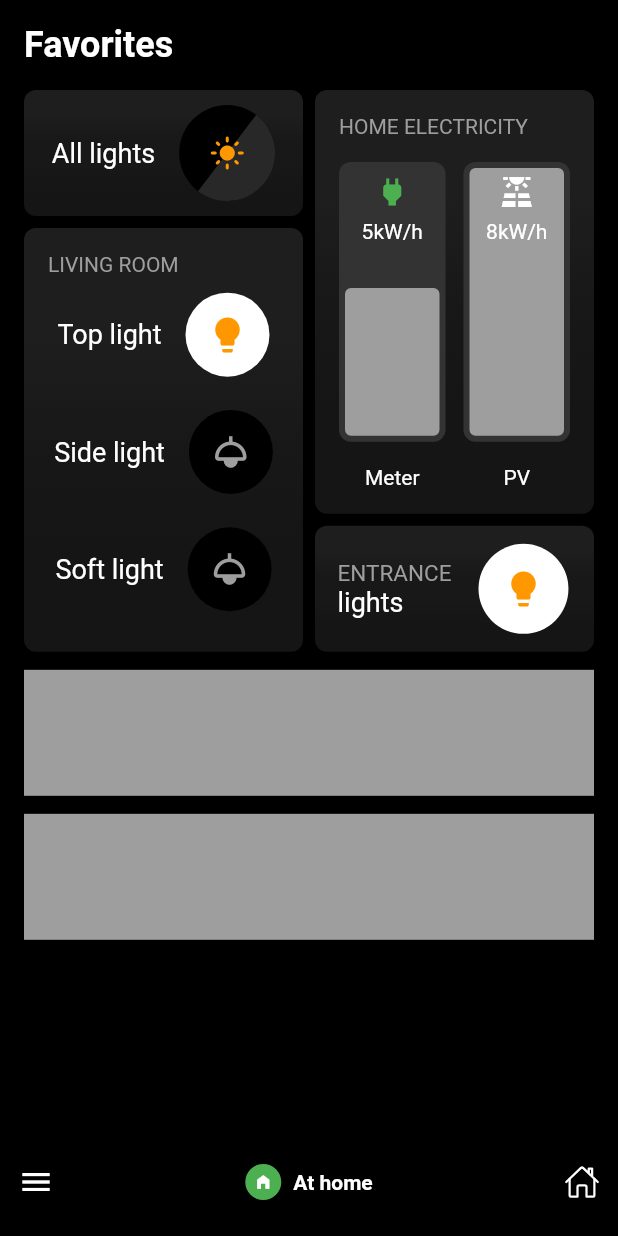
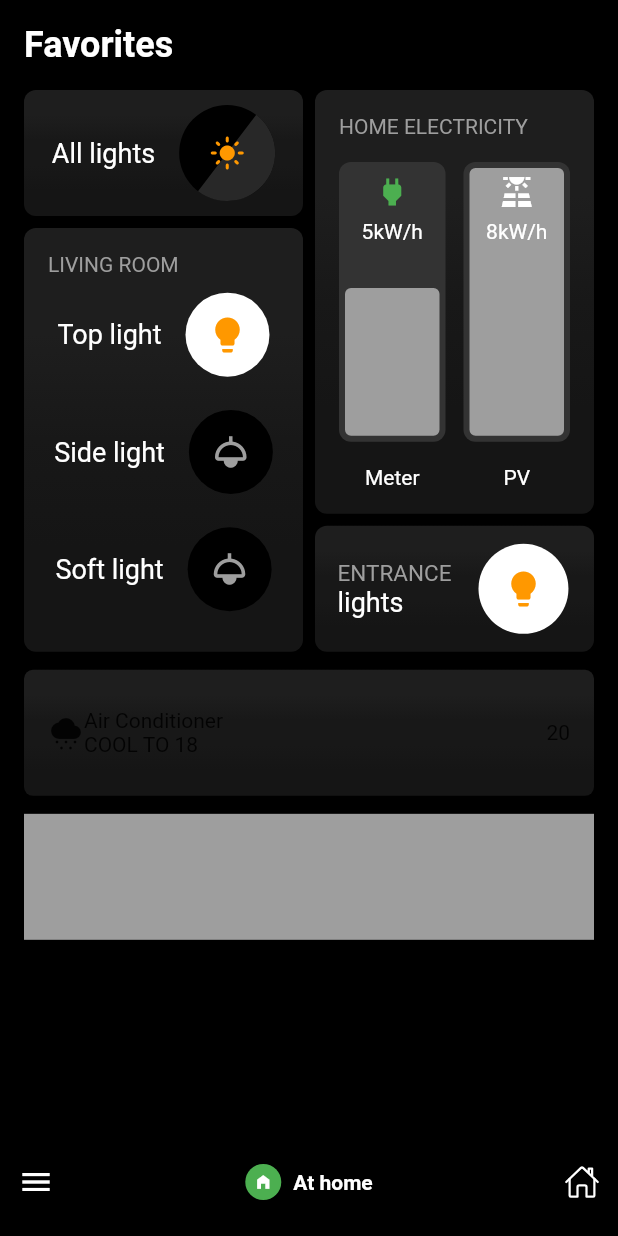
Before and after one commit to JAICHANGPARK/flutter_notebook_chapter_24, a Flutter app: the HomeAssistantMainPage screen opened directly, on a phone screen of 412 x 824 dp. Run offline on Flutter 3.47's test engine with Material 2 defaults, Android fonts, the phone set to English and light mode, and no system bars; our stand-ins replace flutter_riverpod, freezed_annotation, ionicons; missing offline and left inert: crypto_font_icons.

Commit message:
Update home_assistant_main_page.dart

```diff
--- a/lib/ep1361_home_assistant_app/view/home_assistant_main_page.dart
+++ b/lib/ep1361_home_assistant_app/view/home_assistant_main_page.dart
@@ -478,7 +478,48 @@ class _HomeAssistantMainPageState extends State<HomeAssistantMainPage> {
               Container(
                 margin: const EdgeInsets.only(top: 12, bottom: 12),
                 height: 84,
-                color: Colors.grey,
+                decoration: BoxDecoration(
+                  color: Colors.grey,
+                  borderRadius: BorderRadius.circular(6),
+                  gradient: const LinearGradient(
+                    colors: [
+                      Color.fromRGBO(30, 30, 30, 1),
+                      Color.fromRGBO(30, 30, 30, 1),
+                      Color.fromRGBO(24, 24, 24, 1),
+                      Color.fromRGBO(24, 24, 24, 1),
+                      Color.fromRGBO(21, 21, 21, 1),
+                      Color.fromRGBO(21, 21, 21, 1),
+                    ],
+                    begin: Alignment.topCenter,
+                    end: Alignment.bottomCenter,
+                  ),
+                ),
+                child: Stack(
+                  children: [
+                    Positioned(
+                      left: 16,
+                      top: 12,
+                      bottom: 12,
+                      right: 16,
+                      child: Row(
+                        children: [
+                          Icon(Icons.cloudy_snowing),
+                          Expanded(
+                            child: Column(
+                              crossAxisAlignment: CrossAxisAlignment.start,
+                              mainAxisAlignment: MainAxisAlignment.center,
+                              children: [
+                                Text("Air Conditioner"),
+                                Text("COOL TO 18"),
+                              ],
+                            ),
+                          ),
+                          Text("20")
+                        ],
+                      ),
+                    )
+                  ],
+                ),
               ),
               Container(
                 height: 84,
```
